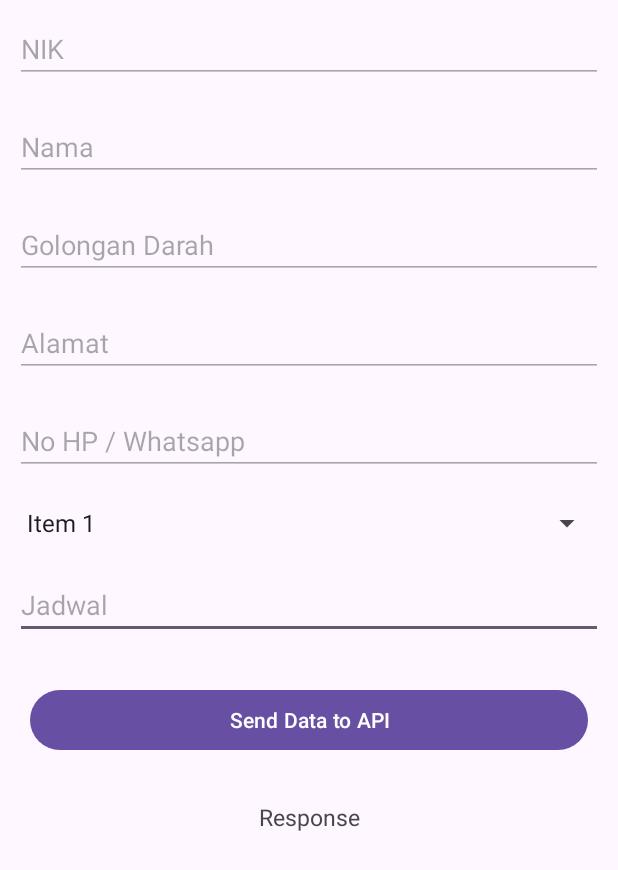
After one commit to mdhkrmd/donorin, an Android app: the daftardonor screen opened directly, with no data from a screen before it, on a phone screen of 412 x 824 dp. The commit adds this screen. Shown: the top 870 px of the screen. Run offline under Robolectric (Android 15) with nearby library versions, the phone set to English and light mode, and no system bars; 4 statements that could not run were skipped.

Commit message:
tambah daftar donor

```diff
--- a/app/src/main/java/com/example/donorin/RetrofitAPI.java
+++ b/app/src/main/java/com/example/donorin/RetrofitAPI.java
@@ -18,4 +18,7 @@ public interface RetrofitAPI {
 
     @POST("forgot")
     Call<DataModalForgot> createPostForgot(@Body DataModalForgot dataModalForgot);
+
+    @POST("daftar")
+    Call<DataModalDaftar> createPostDaftar(@Body DataModalDaftar dataModalDaftar);
 }
--- /dev/null
+++ b/app/src/main/java/com/example/donorin/daftardonor.java
@@ -0,0 +1,148 @@
+package com.example.donorin;
+
+import androidx.appcompat.app.AppCompatActivity;
+
+import android.content.Intent;
+import android.os.Bundle;
+import android.view.View;
+import android.widget.AdapterView;
+import android.widget.ArrayAdapter;
+import android.widget.Button;
+import android.widget.EditText;
+import android.widget.Spinner;
+import android.widget.TextView;
+import android.widget.Toast;
+
+import java.util.ArrayList;
+import java.util.List;
+
+import retrofit2.Call;
+import retrofit2.Callback;
+import retrofit2.Response;
+
+public class daftardonor extends AppCompatActivity {
+
+    EditText EditNik, EditNama, EditDarah, EditAlamat, EditNo, EditJadwal;
+    Button btnDaftar;
+    Spinner spinnerLokasi;
+    TextView responseTV;
+    private List<String> dataList;
+
+    String[] courses = { "C", "Data structures",
+            "Interview prep", "Algorithms",
+            "Backend with java"};
+    @Override
+    protected void onCreate(Bundle savedInstanceState) {
+        super.onCreate(savedInstanceState);
+        setContentView(R.layout.activity_daftardonor);
+
+        EditNik = findViewById(R.id.editNik);
+        EditNama = findViewById(R.id.editNama);
+        EditDarah = findViewById(R.id.editDarah);
+        EditAlamat = findViewById(R.id.editAlamat);
+        EditNo = findViewById(R.id.editNo);
+        EditJadwal = findViewById(R.id.editJadwal);
+        spinnerLokasi = findViewById(R.id.spinnerLokasi);
+        btnDaftar = findViewById(R.id.btnDaftar);
+        responseTV = findViewById(R.id.idTVResponse);
+
+        // Contoh data untuk Spinner
+        dataList = new ArrayList<>();
+        dataList.add("Item 1");
+        dataList.add("Item 2");
+        dataList.add("Item 3");
+
+        // Buat adapter untuk Spinner
+        ArrayAdapter<String> adapter = new ArrayAdapter<>(this,
+                android.R.layout.simple_spinner_item, dataList);
+
+        // Set tata letak dropdown
+        adapter.setDropDownViewResource(android.R.layout.simple_spinner_dropdown_item);
+
+        // Terapkan adapter ke Spinner
+        spinnerLokasi.setAdapter(adapter);
+
+        Intent intent = getIntent();
+        EditNik.setText(intent.getStringExtra("nik"));
+        EditNama.setText(intent.getExtras().getString("nama"));
+        EditDarah.setText(intent.getExtras().getString("goldar"));
+        EditAlamat.setText(intent.getExtras().getString("alamat"));
+        EditNo.setText(intent.getExtras().getString("no"));
+
+        spinnerLokasi.setOnItemSelectedListener(new AdapterView.OnItemSelectedListener() {
+            @Override
+            public void onItemSelected(AdapterView<?> parentView, View selectedItemView, int position, long id) {
+                // Tindakan yang akan diambil saat item dipilih
+                String selectedItem = dataList.get(position);
+                Toast.makeText(daftardonor.this, "Selected: " + selectedItem, Toast.LENGTH_SHORT).show();
+            }
+
+            @Override
+            public void onNothingSelected(AdapterView<?> parentView) {
+                // Tindakan yang akan diambil jika tidak ada yang dipilih
+            }
+        });
+
+        btnDaftar.setOnClickListener(new View.OnClickListener() {
+            @Override
+            public void onClick(View v) {
+                // validating if the text field is empty or not.
+                if (EditJadwal.getText().toString().trim().length()==0 ||
+                spinnerLokasi.getSelectedItem().toString().trim().length()==0) {
+                    Toast.makeText(daftardonor.this, "Mohon lengkapi yang masih kosong", Toast.LENGTH_SHORT).show();
+                }
+                else{
+                    postData(EditNik.getText().toString(),
+                            EditNama.getText().toString(),
+                            EditDarah.getText().toString(),
+                            EditAlamat.getText().toString(),
+                            EditNo.getText().toString(),
+                            spinnerLokasi.getSelectedItem().toString(),
+                            EditJadwal.getText().toString());
+                }
+            }
+        });
+    }
+    private void postData(String nik, String nama, String darah, String alamat, String nohp, String lokasi, String jadwal) {
+
+        // passing data from our text fields to our modal class.
+        DataModalDaftar modal = new DataModalDaftar(nik, nama, darah, alamat, nohp, lokasi, jadwal);
+
+        // calling a method to create a post and passing our modal class.
+        Call<DataModalDaftar> call = RetroServer.getRetrofitAPI().createPostDaftar(modal);
+
+        // on below line we are executing our method.
+        call.enqueue(new Callback<DataModalDaftar>() {
+            @Override
+            public void onResponse(Call<DataModalDaftar> call, Response<DataModalDaftar> response) {
+                // this method is called when we get response from our api.
+                Toast.makeText(daftardonor.this, "Pendaftaran Berhasil", Toast.LENGTH_SHORT).show();
+
+                // on below line we are setting empty text
+                // to our both edit text.
+                EditNik.setText("");
+                EditNama.setText("");
+                EditDarah.setText("");
+                EditAlamat.setText("");
+                EditNo.setText("");
+                spinnerLokasi.setSelection(0);
+                EditJadwal.setText("");
+
+                // we are getting response from our body
+                // and passing it to our modal class.
+                DataModalDaftar responseFromAPI = response.body();
+
+                // on below line we are getting our data from modal class and adding it to our string.
+                String responseString = "Response Code : " + response.code();
+                responseTV.setText(responseString);
+
+            }
+            @Override
+            public void onFailure(Call<DataModalDaftar> call, Throwable t) {
+                // setting text to our text view when
+                // we get error response from API.
+                responseTV.setText("Error found is : " + t.getMessage());
+            }
+        });
+    }
+}
--- /dev/null
+++ b/app/src/main/res/layout/activity_daftardonor.xml
@@ -0,0 +1,95 @@
+<?xml version="1.0" encoding="utf-8"?>
+<LinearLayout
+    xmlns:android="http://schemas.android.com/apk/res/android"
+    xmlns:tools="http://schemas.android.com/tools"
+    android:layout_width="match_parent"
+    android:layout_height="match_parent"
+    android:orientation="vertical"
+    tools:context=".MainActivity">
+
+    <!--edit text field for adding name-->
+    <EditText
+        android:id="@+id/editNik"
+        android:layout_width="match_parent"
+        android:layout_height="wrap_content"
+        android:layout_margin="10dp"
+        android:layout_marginTop="40dp"
+        android:hint="NIK"
+        android:enabled="false"/>
+
+    <!--edit text for adding job-->
+    <EditText
+        android:id="@+id/editNama"
+        android:layout_width="match_parent"
+        android:layout_height="wrap_content"
+        android:layout_margin="10dp"
+        android:hint="Nama"
+        android:enabled="false"/>
+
+    <EditText
+        android:id="@+id/editDarah"
+        android:layout_width="match_parent"
+        android:layout_height="wrap_content"
+        android:layout_margin="10dp"
+        android:hint="Golongan Darah"
+        android:enabled="false"/>
+
+    <EditText
+        android:id="@+id/editAlamat"
+        android:layout_width="match_parent"
+        android:layout_height="wrap_content"
+        android:layout_margin="10dp"
+        android:hint="Alamat"
+        android:enabled="false"/>
+
+    <EditText
+        android:id="@+id/editNo"
+        android:layout_width="match_parent"
+        android:layout_height="wrap_content"
+        android:layout_margin="10dp"
+        android:hint="No HP / Whatsapp"
+        android:enabled="false"/>
+
+    <Spinner
+        android:id="@+id/spinnerLokasi"
+        android:layout_width="match_parent"
+        android:layout_height="wrap_content"
+        android:layout_margin="10dp"
+        android:autofillHints=""/>
+
+    <EditText
+        android:id="@+id/editJadwal"
+        android:layout_width="match_parent"
+        android:layout_height="wrap_content"
+        android:layout_margin="10dp"
+        android:hint="Jadwal"/>
+
+    <!--button for adding data-->
+    <Button
+        android:id="@+id/btnDaftar"
+        android:layout_width="match_parent"
+        android:layout_height="wrap_content"
+        android:layout_margin="20dp"
+        android:text="Send Data to API"
+        android:textAllCaps="false" />
+
+    <!--text view for displaying our API response-->
+    <TextView
+        android:id="@+id/idTVResponse"
+        android:layout_width="match_parent"
+        android:layout_height="wrap_content"
+        android:layout_margin="10dp"
+        android:gravity="center_horizontal"
+        android:text="Response"
+        android:textAlignment="center"
+        android:textSize="15sp" />
+
+    <!--progress bar for loading -->
+    <ProgressBar
+        android:id="@+id/idLoadingPB"
+        android:layout_width="wrap_content"
+        android:layout_height="wrap_content"
+        android:layout_gravity="center"
+        android:visibility="gone" />
+
+</LinearLayout>
```
Also changed, not shown: app/src/main/AndroidManifest.xml (+5 -2 lines), app/src/main/java/com/example/donorin/DataModalDaftar.java (added, +77 -0 lines), app/src/main/java/com/example/donorin/utama.java (+21 -0 lines), app/src/main/res/layout/activity_utama.xml (+10 -1 lines).
